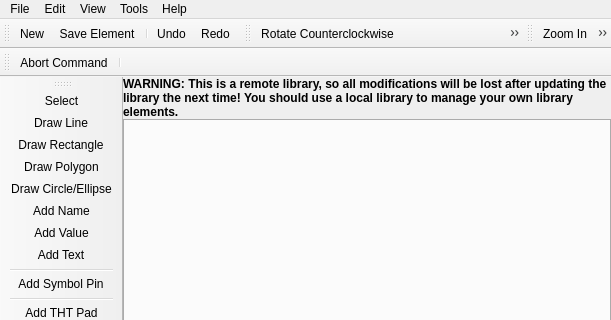
Before: the Qt Designer form libs/librepcb/libraryeditor/libraryeditor.ui in LibrePCB/LibrePCB, drawn with Qt 5; both pictures show x 0 to 611 and y 0 to 320 of the 611 by 540 pixel window.
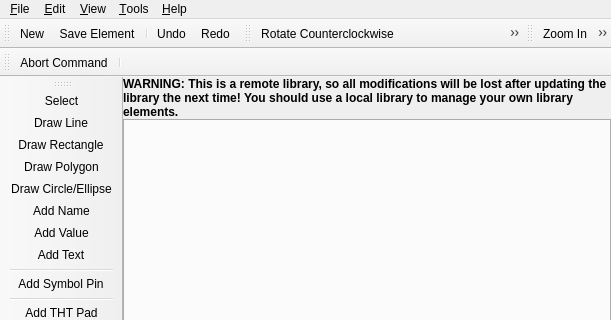
After: the same form once the commit is applied. Icons and pictures are not drawn. Custom widgets are drawn as their Qt base class.

```diff
--- a/libs/librepcb/libraryeditor/libraryeditor.ui
+++ b/libs/librepcb/libraryeditor/libraryeditor.ui
@@ -76,12 +76,12 @@
      <x>0</x>
      <y>0</y>
      <width>611</width>
-     <height>22</height>
+     <height>32</height>
     </rect>
    </property>
    <widget class="QMenu" name="menuFile">
     <property name="title">
-     <string>File</string>
+     <string>&amp;File</string>
     </property>
     <addaction name="actionNew"/>
     <addaction name="actionSave"/>
@@ -93,7 +93,7 @@
    </widget>
    <widget class="QMenu" name="menuEdit">
     <property name="title">
-     <string>Edit</string>
+     <string>&amp;Edit</string>
     </property>
     <addaction name="actionUndo"/>
     <addaction name="actionRedo"/>
@@ -107,14 +107,14 @@
    </widget>
    <widget class="QMenu" name="menuHelp">
     <property name="title">
-     <string>Help</string>
+     <string>&amp;Help</string>
     </property>
     <addaction name="actionAbout"/>
     <addaction name="actionAbout_Qt"/>
    </widget>
    <widget class="QMenu" name="menuTools">
     <property name="title">
-     <string>Tools</string>
+     <string>&amp;Tools</string>
     </property>
     <addaction name="actionToolSelect"/>
     <addaction name="actionDrawLine"/>
@@ -131,7 +131,7 @@
    </widget>
    <widget class="QMenu" name="menuView">
     <property name="title">
-     <string>View</string>
+     <string>&amp;View</string>
     </property>
     <addaction name="actionZoomIn"/>
     <addaction name="actionZoomOut"/>
```
Left out of the diff: 60 changed lines with no effect on the pictures.
